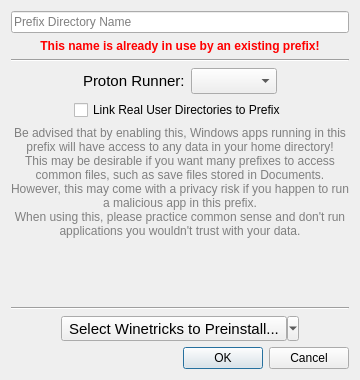
This is src/nerowizard.ui in keenanweaver/Nero-umu as Qt 5 draws it before an edit. The edited form follows.
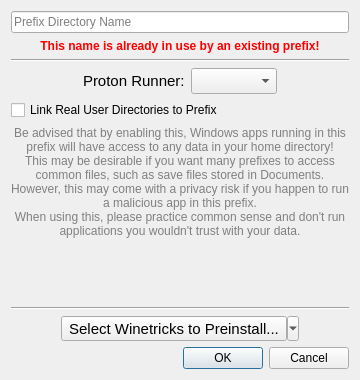
This is the edited form. Icons and pictures are not drawn.

Commit message: Workaround dotnet installation issues by deleting dangling reg keys, fix issues with tricks window crashing when opened from more than one wizard window.

Patch:
```diff
--- a/src/nerowizard.ui
+++ b/src/nerowizard.ui
@@ -140,7 +140,7 @@
        </item>
       </layout>
      </item>
-     <item alignment="Qt::AlignCenter">
+     <item>
       <widget class="QCheckBox" name="symlinksCheckbox">
        <property name="sizePolicy">
         <sizepolicy hsizetype="Fixed" vsizetype="Fixed">
```
Left out of the diff: 35 changed lines with no effect on the pictures. The commit also changes 7 other files.
